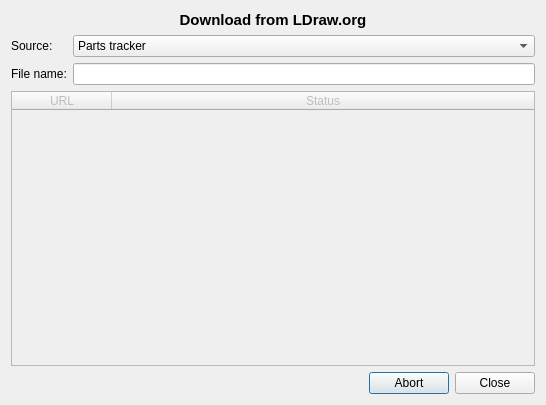
Old version of the form src/ui/downloadfrom.ui in the repository crimsondusk/ldforge.
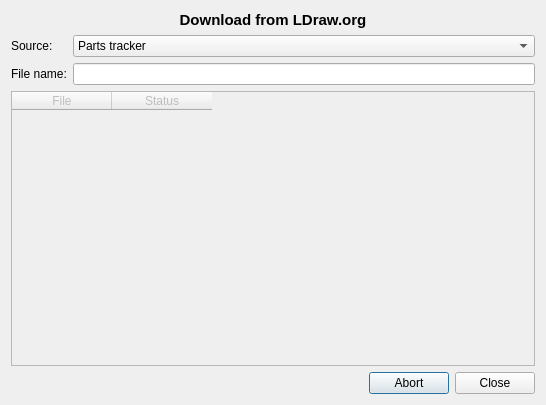
New version of the form.

Commit message: Merged PartDownloader into the prompt and renamed the prompt to PartDownloader

```diff
--- a/src/ui/downloadfrom.ui
+++ b/src/ui/downloadfrom.ui
@@ -83,30 +83,15 @@
      <property name="editTriggers">
       <set>QAbstractItemView::NoEditTriggers</set>
      </property>
-     <property name="cornerButtonEnabled">
-      <bool>false</bool>
+     <property name="selectionMode">
+      <enum>QAbstractItemView::NoSelection</enum>
      </property>
-     <attribute name="horizontalHeaderCascadingSectionResizes">
-      <bool>false</bool>
-     </attribute>
-     <attribute name="horizontalHeaderShowSortIndicator" stdset="0">
-      <bool>true</bool>
-     </attribute>
-     <attribute name="horizontalHeaderStretchLastSection">
-      <bool>true</bool>
-     </attribute>
      <attribute name="verticalHeaderVisible">
       <bool>false</bool>
      </attribute>
-     <attribute name="verticalHeaderCascadingSectionResizes">
-      <bool>false</bool>
-     </attribute>
-     <attribute name="verticalHeaderStretchLastSection">
-      <bool>false</bool>
-     </attribute>
      <column>
       <property name="text">
-       <string>URL</string>
+       <string>File</string>
       </property>
       <property name="font">
        <font>
```
The commit also changes 2 other files.
